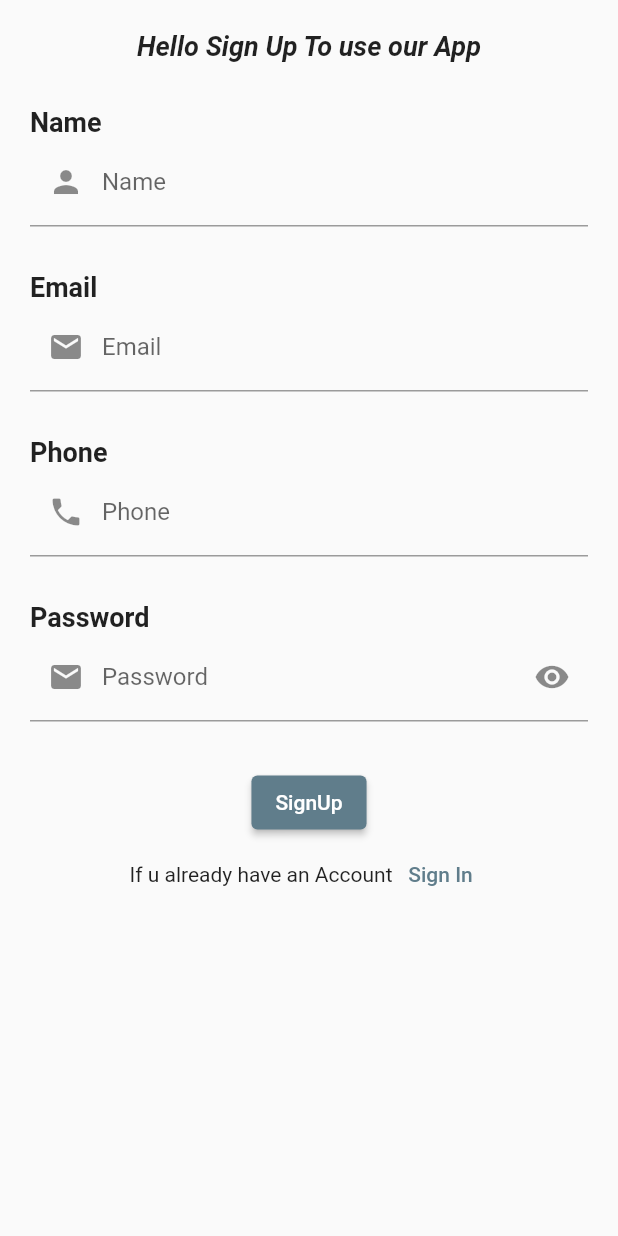
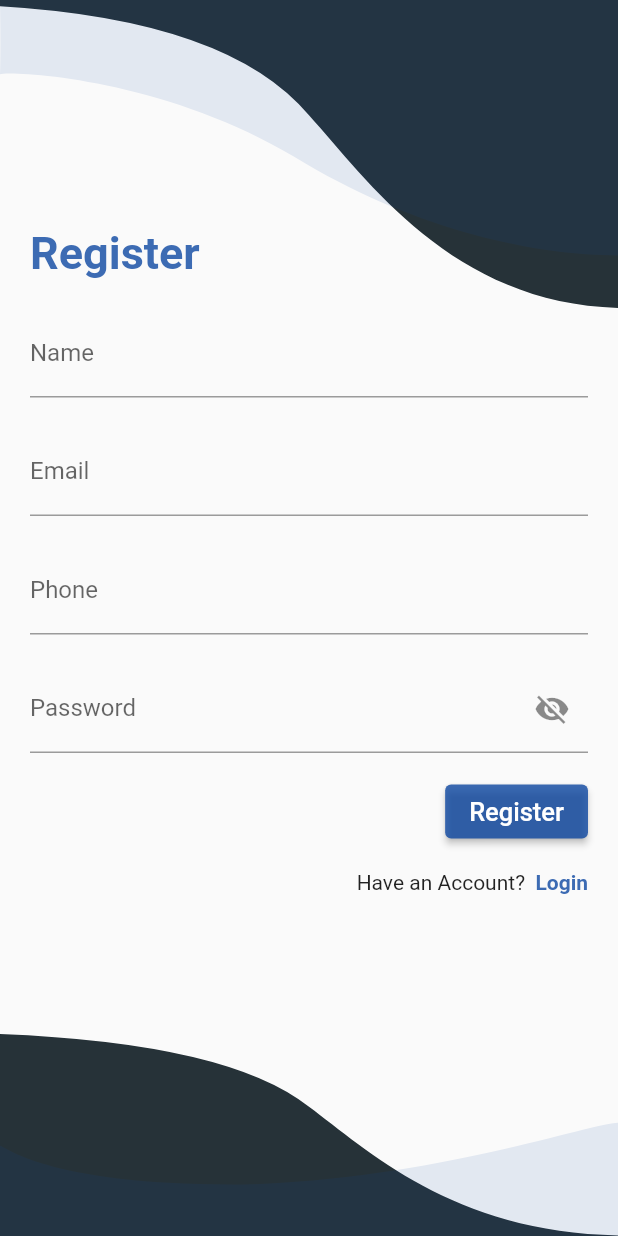
Before and after one commit to Asmaa-Zaki/Social-App, a Flutter app: the SignUpScreen screen opened directly, on a phone screen of 412 x 824 dp. Run offline on Flutter 3.47's test engine with Material 2 defaults, Android fonts, the phone set to English and light mode, and no system bars; our stand-ins replace bloc, cloud_firestore, conditional_builder_null_safety, firebase_auth, firebase_core, firebase_storage and 3 more; accounts and stored records are empty.

Commit message:
Register Screen Design

```diff
--- a/lib/ViewModels/Bloc/UserCubit/user_cubit.dart
+++ b/lib/ViewModels/Bloc/UserCubit/user_cubit.dart
@@ -16,10 +16,10 @@ class UserCubit extends Cubit<UserStates> {
 
   static UserCubit get(BuildContext context) => BlocProvider.of(context);
 
-  bool loginPasswordVisible = true;
+  bool isPasswordInVisible = true;
   changeLoginPassword() {
-    loginPasswordVisible = !loginPasswordVisible;
-    emit(UserLoginPasswordVisibility());
+    isPasswordInVisible = !isPasswordInVisible;
+    emit(UserPasswordVisibility());
   }
 
   UserModel? user;
@@ -42,7 +42,16 @@ class UserCubit extends Cubit<UserStates> {
       uId = value.user!.uid;
       emit(UserRegisterSuccessState());
     }).catchError((err) {
-      emit(UserRegisterErrorState());
+      String message = "Error";
+      FirebaseAuthException e = err;
+      if (e.code == "email-already-in-use") {
+        message = "Email already In Use";
+      } else if (e.code == "invalid-email") {
+        message = "Invalid Email";
+      } else if (e.code == "weak-password") {
+        message = "Weak Password";
+      }
+      emit(UserRegisterErrorState(message));
     });
   }
 
@@ -86,7 +95,7 @@ class UserCubit extends Cubit<UserStates> {
       getUser();
       emit(UserLoginSuccessState());
     }).catchError((err) {
-      String message = "";
+      String message = "Error";
       FirebaseAuthException e = err;
       if (e.code == "user-not-found") {
         message = "No user found with this email";
--- a/lib/ViewModels/Bloc/UserCubit/user_states.dart
+++ b/lib/ViewModels/Bloc/UserCubit/user_states.dart
@@ -6,7 +6,11 @@ class UserRegisterLoadingState extends UserStates {}
 
 class UserRegisterSuccessState extends UserStates {}
 
-class UserRegisterErrorState extends UserStates {}
+class UserRegisterErrorState extends UserStates {
+  final String errorMessage;
+
+  UserRegisterErrorState(this.errorMessage);
+}
 
 class UserCreateLoadingState extends UserStates {}
 
@@ -64,4 +68,4 @@ class UserProfileUpdateErrorState extends UserStates {}
 
 class UserLogoutSuccessState extends UserStates {}
 
-class UserLoginPasswordVisibility extends UserStates {}
+class UserPasswordVisibility extends UserStates {}
--- a/lib/Views/SignInScreen/signin_screen.dart
+++ b/lib/Views/SignInScreen/signin_screen.dart
@@ -14,7 +14,11 @@ class SignInScreen extends StatelessWidget {
       body: Column(
         crossAxisAlignment: CrossAxisAlignment.start,
         children: [
-          const Expanded(flex: 3, child: TopCurves()),
+          const Expanded(
+              flex: 3,
+              child: TopCurves(
+                headerText: 'Login',
+              )),
           Expanded(flex: 5, child: SignInBody()),
           const Expanded(flex: 2, child: BottomCurves())
         ],
--- a/lib/Views/SignUpScreen/signup_screen.dart
+++ b/lib/Views/SignUpScreen/signup_screen.dart
@@ -1,42 +1,26 @@
 import 'package:flutter/material.dart';
-import 'package:social_app/Widgets/SignUpScreen/sign_up_action.dart';
-import 'package:social_app/Widgets/SignUpScreen/sign_up_input_fields.dart';
-
-import '../../Widgets/SignUpScreen/sign_up_welcome_message.dart';
+import 'package:social_app/Widgets/SharedWidgets/SignAndRegisterCurves/bottom_curves.dart';
+import 'package:social_app/Widgets/SharedWidgets/SignAndRegisterCurves/top_curves.dart';
+import 'package:social_app/Widgets/SignUpScreen/sign_up_body.dart';
 
 class SignUpScreen extends StatelessWidget {
   const SignUpScreen({Key? key}) : super(key: key);
 
   @override
   Widget build(BuildContext context) {
-    var passwordController = TextEditingController();
-    var emailController = TextEditingController();
-    var nameController = TextEditingController();
-    var phoneController = TextEditingController();
-
     return Scaffold(
-      body: SafeArea(
-        child: SingleChildScrollView(
-          child: Container(
-            margin: const EdgeInsets.all(20),
-            child: Column(
-              crossAxisAlignment: CrossAxisAlignment.start,
-              children: [
-                const SignUpWelcomeMessage(),
-                SignUpInputFields(
-                    passwordController: passwordController,
-                    emailController: emailController,
-                    nameController: nameController,
-                    phoneController: phoneController),
-                SignUpActions(
-                    passwordController: passwordController,
-                    emailController: emailController,
-                    nameController: nameController,
-                    phoneController: phoneController)
-              ],
-            ),
-          ),
-        ),
+      resizeToAvoidBottomInset: false,
+      body: Column(
+        crossAxisAlignment: CrossAxisAlignment.start,
+        children: [
+          const Expanded(
+              flex: 3,
+              child: TopCurves(
+                headerText: 'Register',
+              )),
+          Expanded(flex: 7, child: SignUpBody()),
+          const Expanded(flex: 2, child: BottomCurves())
+        ],
       ),
     );
   }
--- a/lib/Widgets/SharedWidgets/SignAndRegisterCurves/top_curves.dart
+++ b/lib/Widgets/SharedWidgets/SignAndRegisterCurves/top_curves.dart
@@ -5,7 +5,8 @@ import '../../../Views/Curves/LoginAndSign/top_curve_one.dart';
 import '../../../Views/Curves/LoginAndSign/top_curve_two.dart';
 
 class TopCurves extends StatelessWidget {
-  const TopCurves({Key? key}) : super(key: key);
+  final String headerText;
+  const TopCurves({Key? key, required this.headerText}) : super(key: key);
 
   @override
   Widget build(BuildContext context) {
@@ -29,7 +30,7 @@ class TopCurves extends StatelessWidget {
           child: Padding(
             padding: const EdgeInsets.all(20.0),
             child: Text(
-              "LOGIN",
+              headerText,
               style: TextStyle(
                   color: secondDefaultColor.withOpacity(.8),
                   fontSize: 30,
--- a/lib/Widgets/SignInScreen/sign_in_action.dart
+++ b/lib/Widgets/SignInScreen/sign_in_action.dart
@@ -1,3 +1,4 @@
+import 'package:conditional_builder_null_safety/conditional_builder_null_safety.dart';
 import 'package:flutter/material.dart';
 import 'package:flutter_bloc/flutter_bloc.dart';
 import 'package:social_app/ViewModels/Constants/constants.dart';
@@ -23,11 +24,17 @@ class SignInActions extends StatelessWidget {
   Widget build(BuildContext context) {
     return Column(
       children: [
+        const SizedBox(
+          height: 25,
+        ),
         Row(
           children: [
             const Spacer(),
             BlocConsumer<UserCubit, UserStates>(
               builder: (context, state) {
+                return ConditionalBuilder(
+                  condition: state is! UserLoginLoadingState,
+                  builder: (BuildContext context) {
                     return ElevatedButton(
                         style: ButtonStyle(
                             backgroundColor: MaterialStateProperty.all(
@@ -40,9 +47,14 @@ class SignInActions extends StatelessWidget {
                           }
                         },
                         child: const Text(
-                      "SIGN IN",
+                          "Login",
                           style: TextStyle(fontSize: 17),
                         ));
+                  },
+                  fallback: (BuildContext context) {
+                    return const CircularProgressIndicator();
+                  },
+                );
               },
               listener: (context, state) {
                 if (state is UserLoginSuccessState) {
@@ -67,7 +79,7 @@ class SignInActions extends StatelessWidget {
                     buildPushReplacement(context, const SignUpScreen());
                   },
                   child: Text(
-                    "Sign Up",
+                    "Register",
                     style: TextStyle(
                         color: secondDefaultColor.withOpacity(.8),
                         fontWeight: FontWeight.bold),
--- a/lib/Widgets/SignInScreen/sign_in_body.dart
+++ b/lib/Widgets/SignInScreen/sign_in_body.dart
@@ -15,6 +15,7 @@ class SignInBody extends StatelessWidget {
       padding: const EdgeInsets.all(20.0),
       child: Form(
         key: loginKey,
+        child: SingleChildScrollView(
           child: Column(
             mainAxisAlignment: MainAxisAlignment.spaceEvenly,
             children: [
@@ -28,6 +29,7 @@ class SignInBody extends StatelessWidget {
             ],
           ),
         ),
+      ),
     );
   }
 }
--- a/lib/Widgets/SignInScreen/sign_in_input_fields.dart
+++ b/lib/Widgets/SignInScreen/sign_in_input_fields.dart
@@ -34,15 +34,16 @@ class SignInInputFields extends StatelessWidget {
         ),
         BlocConsumer<UserCubit, UserStates>(
           builder: (context, state) {
-            bool isVisible = UserCubit.get(context).loginPasswordVisible;
+            bool isInVisible = UserCubit.get(context).isPasswordInVisible;
             return BuildTextFormField(
                 controller: passwordController,
                 label: "Password",
-                obscureText: isVisible,
+                obscureText: isInVisible,
+                keyboard: TextInputType.streetAddress,
                 showPassword: () {
                   UserCubit.get(context).changeLoginPassword();
                 },
-                postFix: !isVisible ? Icons.visibility : Icons.visibility_off,
+                postFix: !isInVisible ? Icons.visibility : Icons.visibility_off,
                 validate: (val) {
                   if (val!.isEmpty) {
                     return "Password is Required";
--- a/lib/Widgets/SignUpScreen/sign_up_action.dart
+++ b/lib/Widgets/SignUpScreen/sign_up_action.dart
@@ -3,8 +3,9 @@ import 'package:flutter/material.dart';
 import 'package:flutter_bloc/flutter_bloc.dart';
 import 'package:social_app/ViewModels/Bloc/UserCubit/user_cubit.dart';
 import 'package:social_app/ViewModels/Bloc/UserCubit/user_states.dart';
+import 'package:social_app/ViewModels/Constants/constants.dart';
 
-import '../../ViewModels/Components/Components.dart';
+import '../../ViewModels/Components/components.dart';
 import '../../Views/LayoutScreen/layout_screen.dart';
 import '../../Views/SignInScreen/signIn_screen.dart';
 
@@ -13,58 +14,79 @@ class SignUpActions extends StatelessWidget {
   final TextEditingController emailController;
   final TextEditingController nameController;
   final TextEditingController phoneController;
+  final GlobalKey<FormState> signUpKey;
 
   const SignUpActions(
       {Key? key,
       required this.passwordController,
       required this.emailController,
       required this.nameController,
-      required this.phoneController})
+      required this.phoneController,
+      required this.signUpKey})
       : super(key: key);
 
   @override
   Widget build(BuildContext context) {
-    return BlocConsumer<UserCubit, UserStates>(builder: (context, state) {
-      return Column(
+    return Padding(
+      padding: const EdgeInsets.symmetric(horizontal: 20.0),
+      child: Column(
+        crossAxisAlignment: CrossAxisAlignment.end,
         children: [
-          ConditionalBuilder(
+          const SizedBox(
+            height: 15,
+          ),
+          BlocConsumer<UserCubit, UserStates>(builder: (context, state) {
+            return ConditionalBuilder(
               condition: state is! UserRegisterLoadingState,
               builder: (BuildContext context) {
-              return Center(
-                  child: ElevatedButton(
+                return ElevatedButton(
+                    style: ButtonStyle(
+                        backgroundColor: MaterialStateProperty.all(
+                            secondDefaultColor.withOpacity(.8))),
                     onPressed: () {
+                      if (signUpKey.currentState!.validate()) {
                         UserCubit.get(context).register(
                             email: emailController.text,
                             password: passwordController.text,
                             name: nameController.text,
                             phone: phoneController.text);
+                      }
                     },
-                      child: const Text("SignUp")));
+                    child: const Text("Register",
+                      style: TextStyle(fontSize: 17),));
               },
               fallback: (BuildContext context) {
                 return const CircularProgressIndicator();
               },
-          ),
-          Row(
-            mainAxisAlignment: MainAxisAlignment.center,
+            );
+          }, listener: (context, state) {
+            if (state is UserRegisterErrorState) {
+              showSnackBar(context, state.errorMessage);
+            } else if (state is UserRegisterSuccessState) {
+              buildPushReplacement(context, const SocialLayout());
+            }
+          }),
+          Padding(
+            padding: const EdgeInsets.only(top: 15.0),
+            child: Row(
+              mainAxisAlignment: MainAxisAlignment.end,
               children: [
-              const Text("If u already have an Account"),
-              TextButton(
-                  onPressed: () {
+                const Text("Have an Account?  "),
+                InkWell(
+                    onTap: () {
                       buildPushReplacement(context, const SignInScreen());
                     },
-                  child: const Text("Sign In")),
+                    child: Text(
+                      "Login",
+                      style: TextStyle(
+                          color: secondDefaultColor.withOpacity(.8),
+                          fontWeight: FontWeight.bold),
+                    )),
               ],
+            ),
           )
         ],
+      ),
     );
-    }, listener: (context, state) {
-      if (state is UserRegisterSuccessState) {
-        SnackBar snackBar =
-            const SnackBar(content: Text("Register Done Successfully"));
-        ScaffoldMessenger.of(context).showSnackBar(snackBar);
-        buildPushReplacement(context, const SocialLayout());
-      }
-    });
   }
 }
--- /dev/null
+++ b/lib/Widgets/SignUpScreen/sign_up_body.dart
@@ -0,0 +1,38 @@
+import 'package:flutter/material.dart';
+
+import 'sign_up_action.dart';
+import 'sign_up_input_fields.dart';
+
+class SignUpBody extends StatelessWidget {
+  final TextEditingController passwordController = TextEditingController();
+  final TextEditingController emailController = TextEditingController();
+  final TextEditingController nameController = TextEditingController();
+  final TextEditingController phoneController = TextEditingController();
+
+  SignUpBody({Key? key}) : super(key: key);
+
+  @override
+  Widget build(BuildContext context) {
+    GlobalKey<FormState> signUpKey = GlobalKey<FormState>();
+    return Form(
+      key: signUpKey,
+      child: SingleChildScrollView(
+        child: Column(
+          children: [
+            SignUpInputFields(
+                passwordController: passwordController,
+                emailController: emailController,
+                nameController: nameController,
+                phoneController: phoneController),
+            SignUpActions(
+                passwordController: passwordController,
+                emailController: emailController,
+                nameController: nameController,
+                phoneController: phoneController,
+                signUpKey: signUpKey),
+          ],
+        ),
+      ),
+    );
+  }
+}
--- a/lib/Widgets/SignUpScreen/sign_up_input_fields.dart
+++ b/lib/Widgets/SignUpScreen/sign_up_input_fields.dart
@@ -1,5 +1,7 @@
 import 'package:flutter/material.dart';
-import 'package:flutter/widgets.dart';
+import 'package:flutter_bloc/flutter_bloc.dart';
+import 'package:social_app/ViewModels/Bloc/UserCubit/user_cubit.dart';
+import 'package:social_app/ViewModels/Bloc/UserCubit/user_states.dart';
 
 import '../SharedWidgets/BuildText/build_text_form_field.dart';
 
@@ -19,20 +21,13 @@ class SignUpInputFields extends StatelessWidget {
 
   @override
   Widget build(BuildContext context) {
-    return Column(
-      crossAxisAlignment: CrossAxisAlignment.start,
+    return Padding(
+      padding: const EdgeInsets.symmetric(horizontal: 20.0),
+      child: Column(
         children: [
-        const SizedBox(
-          height: 30,
-        ),
-        const Text(
-          "Name",
-          style: TextStyle(fontWeight: FontWeight.bold, fontSize: 18),
-        ),
           BuildTextFormField(
               controller: nameController,
               label: "Name",
-            preFix: Icons.person,
               validate: (val) {
                 if (val!.isEmpty) {
                   return "Name is Required";
@@ -40,17 +35,12 @@ class SignUpInputFields extends StatelessWidget {
                 return null;
               }),
           const SizedBox(
-          height: 30,
-        ),
-        const Text(
-          "Email",
-          style: TextStyle(fontWeight: FontWeight.bold, fontSize: 18),
+            height: 20,
           ),
           BuildTextFormField(
               controller: emailController,
               label: "Email",
               keyboard: TextInputType.emailAddress,
-            preFix: Icons.email,
               validate: (val) {
                 if (val!.isEmpty) {
                   return "Email is Required";
@@ -58,17 +48,12 @@ class SignUpInputFields extends StatelessWidget {
                 return null;
               }),
           const SizedBox(
-          height: 30,
-        ),
-        const Text(
-          "Phone",
-          style: TextStyle(fontWeight: FontWeight.bold, fontSize: 18),
+            height: 20,
           ),
           BuildTextFormField(
               controller: phoneController,
               label: "Phone",
               keyboard: TextInputType.phone,
-            preFix: Icons.phone,
               validate: (val) {
                 if (val!.isEmpty) {
                   return "Phone is Required";
@@ -76,28 +61,32 @@ class SignUpInputFields extends StatelessWidget {
                 return null;
               }),
           const SizedBox(
-          height: 30,
+            height: 20,
           ),
-        const Text(
-          "Password",
-          style: TextStyle(fontWeight: FontWeight.bold, fontSize: 18),
-        ),
-        BuildTextFormField(
+          BlocConsumer<UserCubit, UserStates>(
+            builder: (context, state) {
+              bool isInVisible = UserCubit.get(context).isPasswordInVisible;
+              return BuildTextFormField(
                   controller: passwordController,
                   label: "Password",
-            obscureText: true,
-            preFix: Icons.email,
-            postFix: Icons.visibility,
+                  obscureText: isInVisible,
+                  showPassword: () {
+                    UserCubit.get(context).changeLoginPassword();
+                  },
+                  postFix:
+                      !isInVisible ? Icons.visibility : Icons.visibility_off,
+                  keyboard: TextInputType.streetAddress,
                   validate: (val) {
                     if (val!.isEmpty) {
                       return "Password is Required";
                     }
                     return null;
-            }),
-        const SizedBox(
-          height: 30,
+                  });
+            },
+            listener: (context, state) {},
+          )
+        ],
       ),
-      ],
     );
   }
 }
--- a/lib/Widgets/SignUpScreen/sign_up_welcome_message.dart
+++ /dev/null
@@ -1,17 +0,0 @@
-import 'package:flutter/material.dart';
-
-class SignUpWelcomeMessage extends StatelessWidget {
-  const SignUpWelcomeMessage({Key? key}) : super(key: key);
-
-  @override
-  Widget build(BuildContext context) {
-    return const Center(
-        child: Text(
-      "Hello Sign Up To use our App",
-      style: TextStyle(
-          fontWeight: FontWeight.bold,
-          fontSize: 18,
-          fontStyle: FontStyle.italic),
-    ));
-  }
-}
```
Lines whose indentation alone changed are shown as unchanged.
